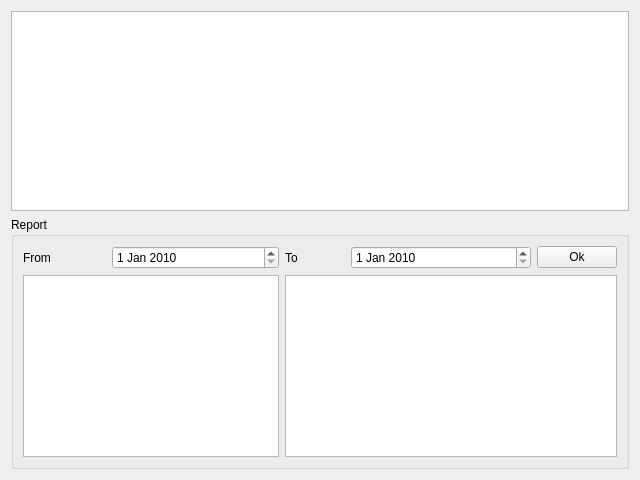
Above: RistoPlugins/Expense/ManagementCategory/managementcategory.ui from adivik2000/RistorNAT before the change. Below: the same form after it.
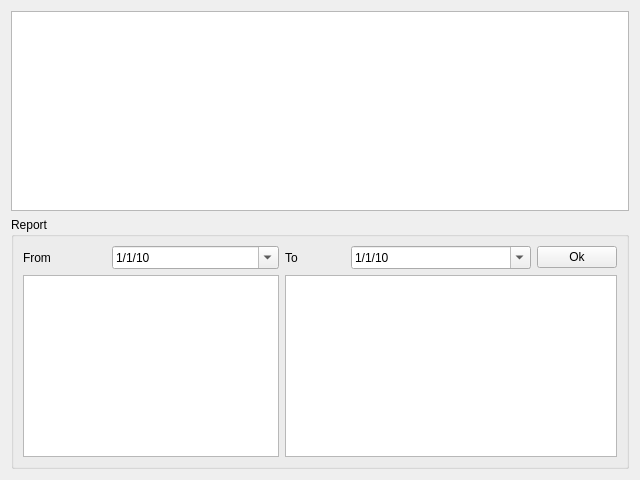
That is the form after the change. Icons and pictures are not drawn. Custom widgets are drawn as their Qt base class.

Commit message:
Using d/M/yy as standard display for dates.
Also add a calendar, showing by clicking the drop box on the date widget.

Diff of the .ui file:
```diff
--- a/RistoPlugins/Expense/ManagementCategory/managementcategory.ui
+++ b/RistoPlugins/Expense/ManagementCategory/managementcategory.ui
@@ -49,6 +49,15 @@
           <day>1</day>
          </datetime>
         </property>
+        <property name="currentSection">
+         <enum>QDateTimeEdit::DaySection</enum>
+        </property>
+        <property name="displayFormat">
+         <string>d/M/yy</string>
+        </property>
+        <property name="calendarPopup">
+         <bool>true</bool>
+        </property>
        </widget>
       </item>
       <item row="0" column="7">
@@ -90,6 +99,15 @@
           <day>1</day>
          </datetime>
         </property>
+        <property name="currentSection">
+         <enum>QDateTimeEdit::DaySection</enum>
+        </property>
+        <property name="displayFormat">
+         <string>d/M/yy</string>
+        </property>
+        <property name="calendarPopup">
+         <bool>true</bool>
+        </property>
        </widget>
       </item>
       <item row="0" column="3">
```
The commit also changes 4 other files.
